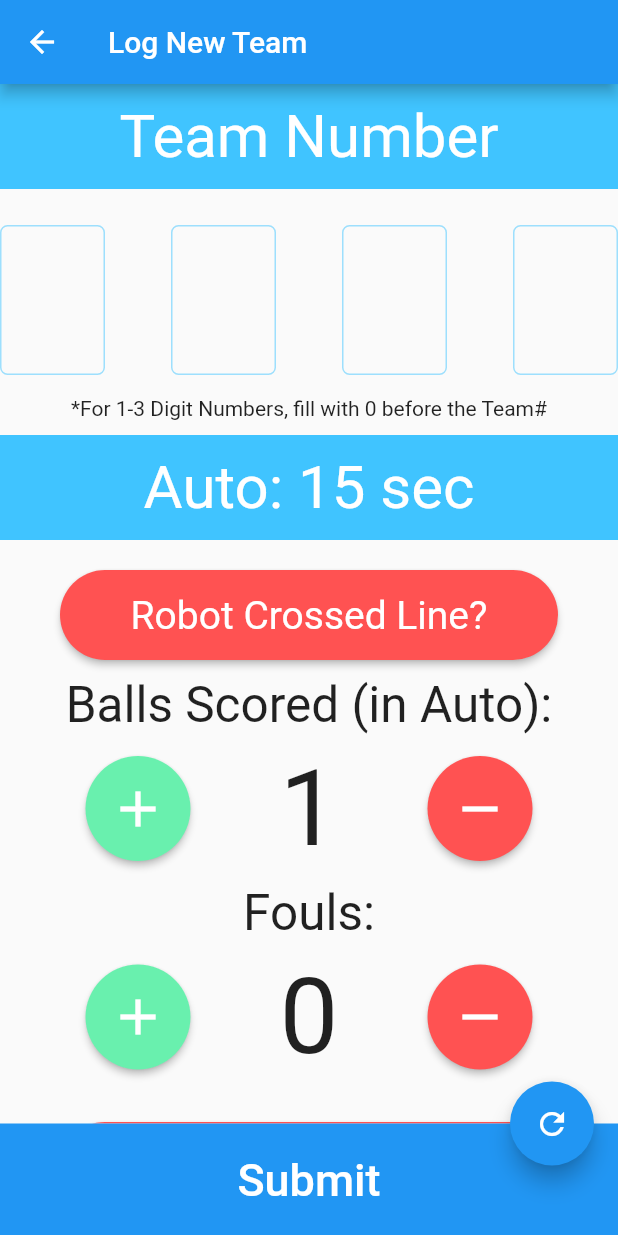
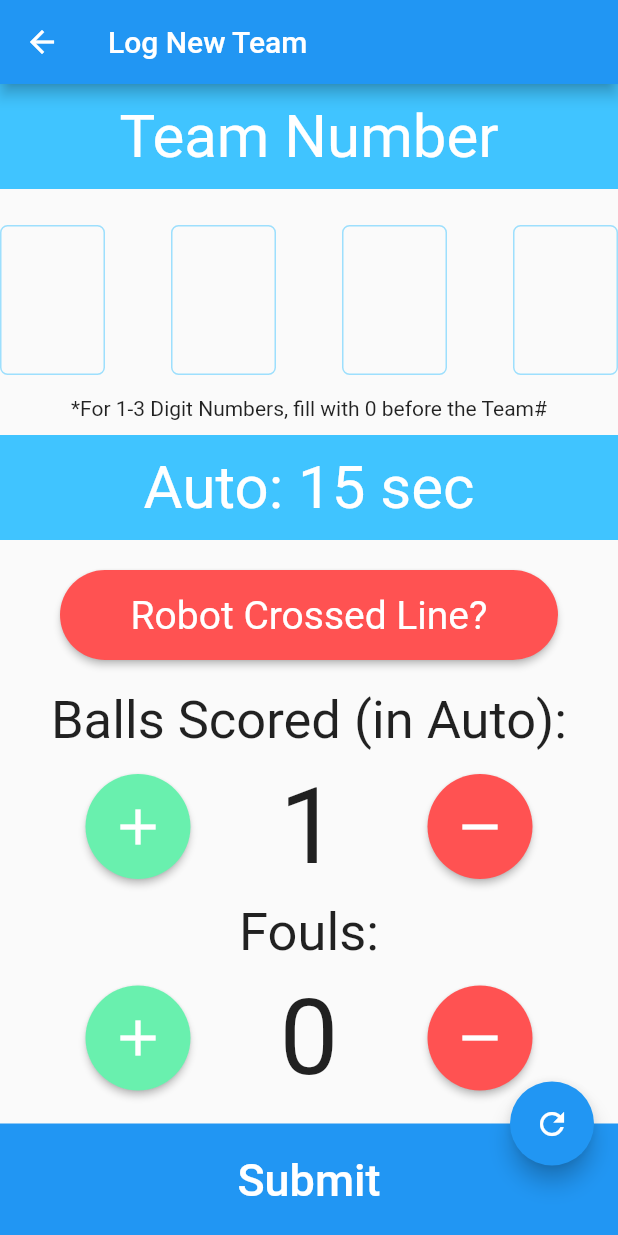
Before and after one commit to chenchips/myproj, a Flutter app: the NewTeamPage screen opened directly, after a tap on the "add" icon, on a phone screen of 412 x 824 dp. Run offline on Flutter 3.47's test engine with Material 2 defaults, Android fonts, the phone set to English and light mode, and no system bars; our stand-ins replace pinput.

Commit message:
new stuff

```diff
--- a/lib/custom_widgets/new_team_page_widgets.dart
+++ b/lib/custom_widgets/new_team_page_widgets.dart
@@ -105,7 +105,7 @@ class _FormCounterState extends State<FormCounter> {
       Text(
         widget.label,
         textScaleFactor: 2,
-        style: TextStyle(fontSize: 16.5)
+        style: TextStyle(fontSize: 17.5)
       ),
 
       Row(mainAxisAlignment: MainAxisAlignment.center, children: <Widget>[
@@ -175,7 +175,7 @@ class _FormMultChoiceState extends State<FormMultChoice> {
       Text(
         widget.label,
         textScaleFactor: 2,
-        style: const TextStyle(fontSize: 16.5)
+        style: const TextStyle(fontSize: 17.5)
       )
     ];
     for (String choice in widget.choices) {
@@ -466,6 +466,7 @@ class _StopwatchPageState extends State<StopwatchPage> {
   }
   void handleReset() {
     _stopwatch.reset();
+    _stopwatch.stop();
     setState(() {});
   }
 
@@ -474,7 +475,8 @@ class _StopwatchPageState extends State<StopwatchPage> {
     return Column(
           mainAxisAlignment: MainAxisAlignment.center,
           children: <Widget>[
-            Text(widget.text+formatTime(_stopwatch.elapsedMilliseconds), style: TextStyle(fontSize: 35.0)),
+            Text(widget.text, style: TextStyle(fontSize: 35.0)),
+            Text(formatTime(_stopwatch.elapsedMilliseconds), style: TextStyle(fontSize: 70.0)),
             const SizedBox(height: 10.0),
             Row(
               mainAxisAlignment: MainAxisAlignment.center,
@@ -485,7 +487,7 @@ class _StopwatchPageState extends State<StopwatchPage> {
               child:ElevatedButton(
                     onPressed: handleStartStop,
                     child: Text(_stopwatch.isRunning ? 'Stop' : 'Start',style: TextStyle(fontSize: 20),)),),
-                const SizedBox(width:10.0),
+                const SizedBox(width:70.0),
                 SizedBox(
                   width: 100.0,
                   height: 50.0,
--- a/lib/pages/new_team_page.dart
+++ b/lib/pages/new_team_page.dart
@@ -53,6 +53,7 @@ class NewTeamPage extends StatelessWidget {
             const FormText("Auto: 15 sec"),
             const SizedBox(height: 10),
             FormCheckbox("Robot Crossed Line?", team.crossedLine),
+            const SizedBox(height: 10),
             FormCounter("Balls Scored (in Auto):", team.teleopFouls),
             FormCounter("Fouls:", team.autoFouls),
             const SizedBox(height: 10),
@@ -61,12 +62,15 @@ class NewTeamPage extends StatelessWidget {
             const FormText("Teleop: 100 sec"),
             const SizedBox(height: 10),
             FormCheckbox("Robot Passes Balls?", team.crossedLine),
+            const SizedBox(height: 10),
+            FormCounter("Max Ball Capacity:", team.teleopFouls),
+            const SizedBox(height: 10),
             StopwatchPage(team.comments,"Cycle Time: "),
-
-            FormCounter("Max Ball Capacity:", team.teleopFouls),
-            //indexer ball shoot timer
-            //trench cycle timer
-
+            const SizedBox(height: 20),
+            StopwatchPage(team.comments,"Ball Shooting Time: "),
+            const SizedBox(height: 20),
+            StopwatchPage(team.comments,"Trench Cycle Time: "),
+            const SizedBox(height: 10),
             FormCounter("Fouls:", team.teleopFouls),
             const SizedBox(height: 10),
             FormCheckbox("Robot Disconnected?", team.teleopDisconnect),
@@ -78,15 +82,15 @@ class NewTeamPage extends StatelessWidget {
               const ['Hang', 'Park', 'Level', 'None'],
               team.endgameTask,
             ),
-            const SizedBox(height: 10),
+            const SizedBox(height: 20),
             FormCounter("Fouls:", team.endgameFouls),
             const SizedBox(height: 10),
             FormCheckbox("Robot Disconnected?", team.endgameDisconnect),
             const SizedBox(height: 10),
             const FormText("Match Information"),
             const SizedBox(height: 10),
+            FormCheckbox("Did Alliance Win?", team.teleopDisconnect),
             Team_Points(team.comments),
-            FormCheckbox("Did Alliance Win?", team.teleopDisconnect),
             const SizedBox(height: 10),
             const FormText("Comments"),
             const SizedBox(height: 10),
```
